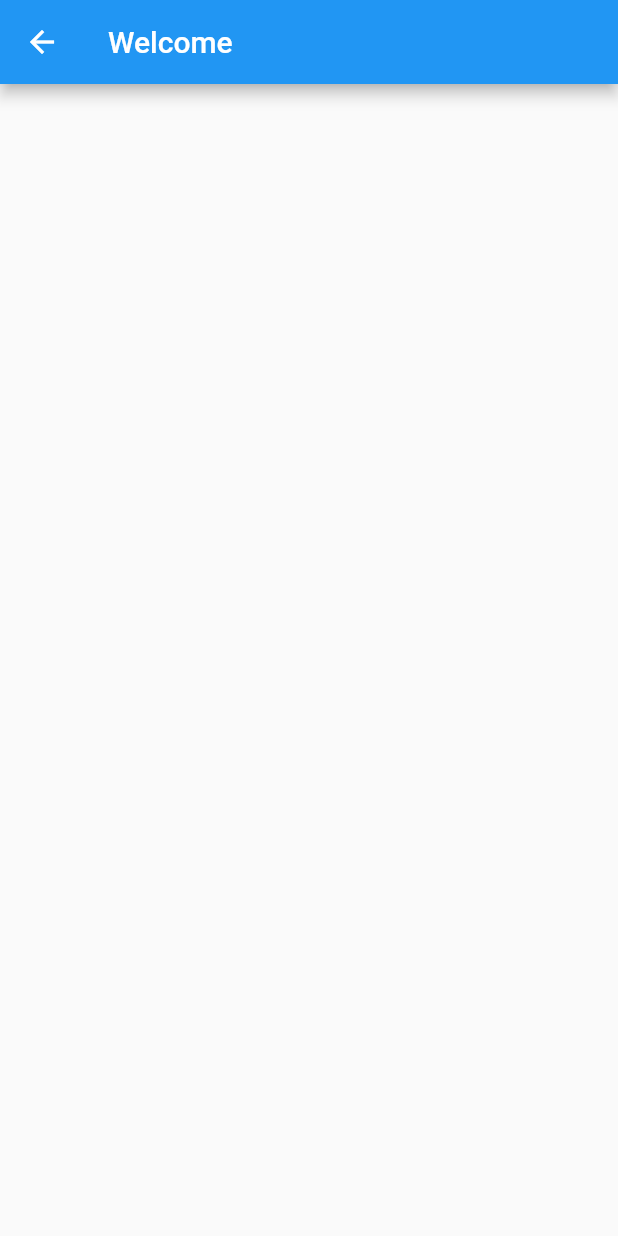
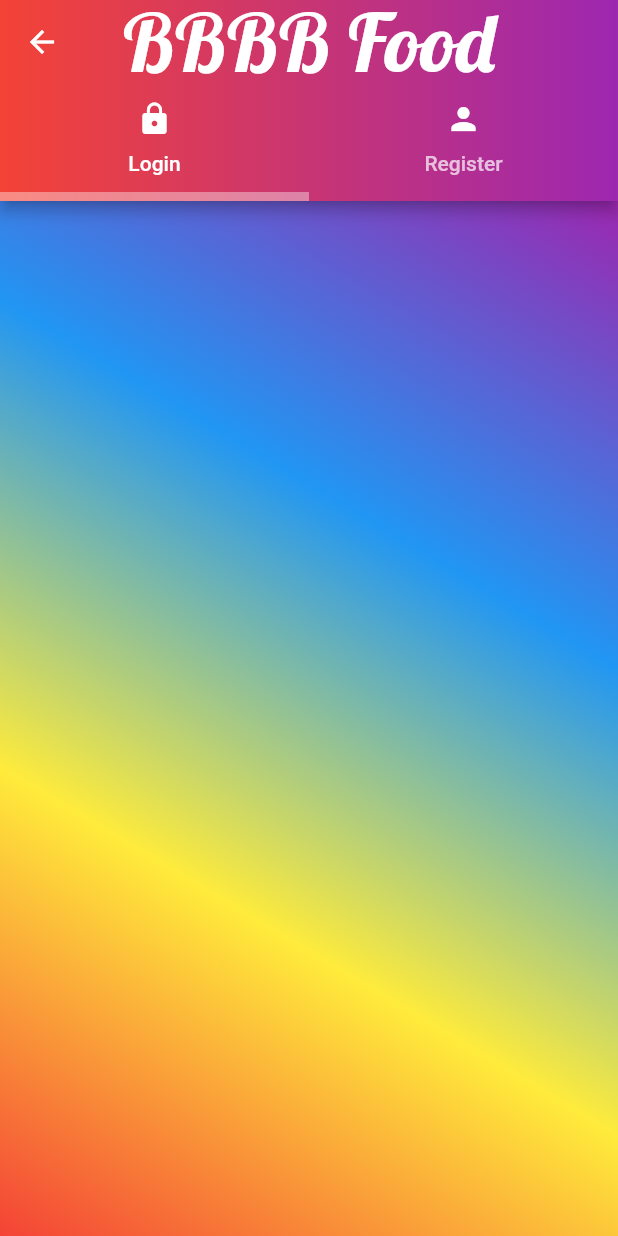
Before and after one commit to Joeshibha/food_user_remote, a Flutter app: the AuthScreen screen opened directly, on a phone screen of 412 x 824 dp. Run offline on Flutter 3.47's test engine with Material 2 defaults, Android fonts, the phone set to English and light mode, and no system bars.

Commit message:
Added a login tab and register tab and designed with gradients

```diff
--- a/lib/authentication/auth_screen.dart
+++ b/lib/authentication/auth_screen.dart
@@ -1,4 +1,7 @@
 import 'package:flutter/material.dart';
+import 'package:food_user/authentication/register.dart';
+
+import 'login.dart';
 class AuthScreen extends StatefulWidget {
   const AuthScreen({Key? key}) : super(key: key);
 
@@ -9,10 +12,62 @@ class AuthScreen extends StatefulWidget {
 class _AuthScreenState extends State<AuthScreen> {
   @override
   Widget build(BuildContext context) {
-    return Scaffold(
-        appBar: AppBar(
-          title: const Text("Welcome"),
-        )
+    return DefaultTabController(
+        length:2,
+        child: Scaffold(
+          appBar:AppBar(
+            flexibleSpace:Container(
+              decoration:const BoxDecoration(
+                gradient: LinearGradient(
+                  colors:[
+                    Colors.red,Colors.purple,
+                  ],
+                  begin:FractionalOffset(0.0,0.0),
+                  end:FractionalOffset(1.0,0.0),
+                  stops:[0.0,1.0],
+                  tileMode:TileMode.clamp,
+                ),
+              ),
+            ),
+            title:const Text("BBBB Food",
+            style:TextStyle(
+              fontSize:54,
+              color:Colors.white,
+              fontFamily: "Lobster",
+              ),
+            ),
+            centerTitle:true,
+            bottom:const TabBar(
+              tabs:[
+                Tab(
+                  icon:Icon(Icons.lock,color:Colors.white,),
+                  text:"Login"
+                ),
+                Tab(
+                    icon:Icon(Icons.person,color:Colors.white,),
+                    text:"Register"
+                ),
+              ],
+              indicatorColor:Colors.white38,
+              indicatorWeight: 6,
+            ),
+          ),
+          body:Container(
+            decoration:const BoxDecoration(
+              gradient:LinearGradient(
+                begin:Alignment.topRight,
+                end:Alignment.bottomLeft,
+                colors:[Colors.purple,Colors.blue,Colors.yellow,Colors.red]
+              ),
+            ),
+            child:const TabBarView(
+              children:[
+                LoginScreen(),
+                RegisterScreen(),
+              ]
+            ),
+          ),
+        ),
     );
   }
 }
--- /dev/null
+++ b/lib/authentication/login.dart
@@ -0,0 +1,14 @@
+import 'package:flutter/material.dart';
+class LoginScreen extends StatefulWidget {
+  const LoginScreen({Key? key}) : super(key: key);
+
+  @override
+  _LoginScreenState createState() => _LoginScreenState();
+}
+
+class _LoginScreenState extends State<LoginScreen> {
+  @override
+  Widget build(BuildContext context) {
+    return Container();
+  }
+}
--- /dev/null
+++ b/lib/authentication/register.dart
@@ -0,0 +1,14 @@
+import 'package:flutter/material.dart';
+class RegisterScreen extends StatefulWidget {
+  const RegisterScreen({Key? key}) : super(key: key);
+
+  @override
+  _RegisterScreenState createState() => _RegisterScreenState();
+}
+
+class _RegisterScreenState extends State<RegisterScreen> {
+  @override
+  Widget build(BuildContext context) {
+    return Container();
+  }
+}
```
